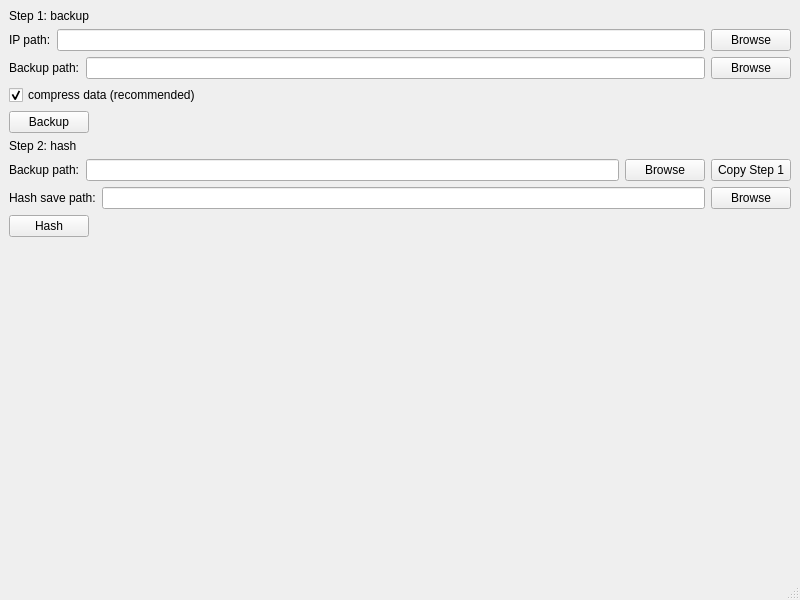
This is mainwindow.ui in jlcarr/IPPaladin as Qt 5 draws it before an edit. The edited form follows.
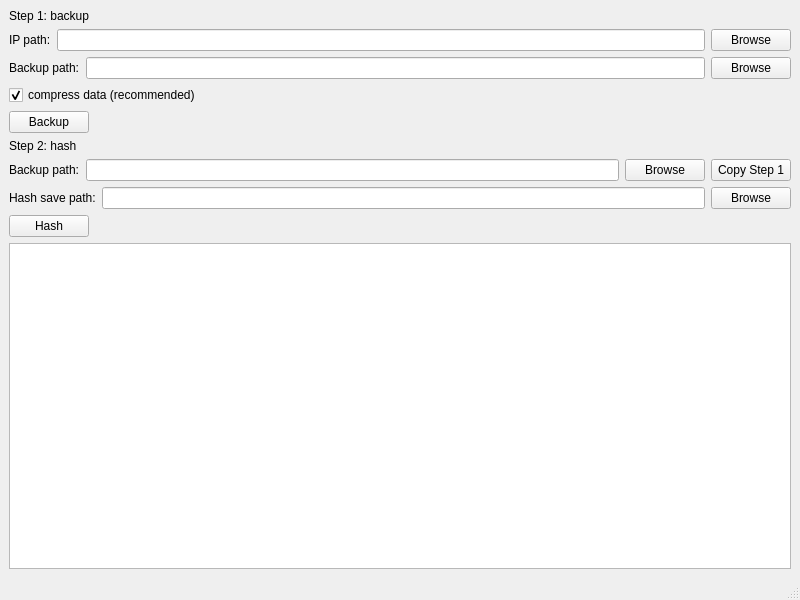
This is the edited form.

```diff
--- a/mainwindow.ui
+++ b/mainwindow.ui
@@ -181,17 +181,11 @@
        </layout>
       </item>
       <item>
-       <spacer name="verticalSpacer">
-        <property name="orientation">
-         <enum>Qt::Vertical</enum>
+       <widget class="QPlainTextEdit" name="uiConsole">
+        <property name="readOnly">
+         <bool>true</bool>
         </property>
-        <property name="sizeHint" stdset="0">
-         <size>
-          <width>20</width>
-          <height>40</height>
-         </size>
-        </property>
-       </spacer>
+       </widget>
       </item>
      </layout>
     </item>
```
